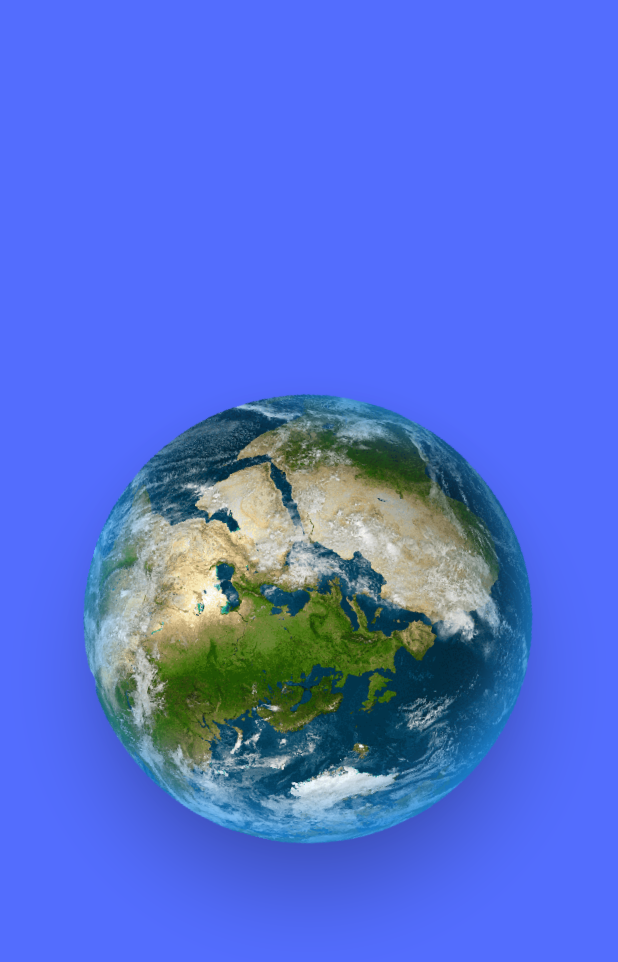
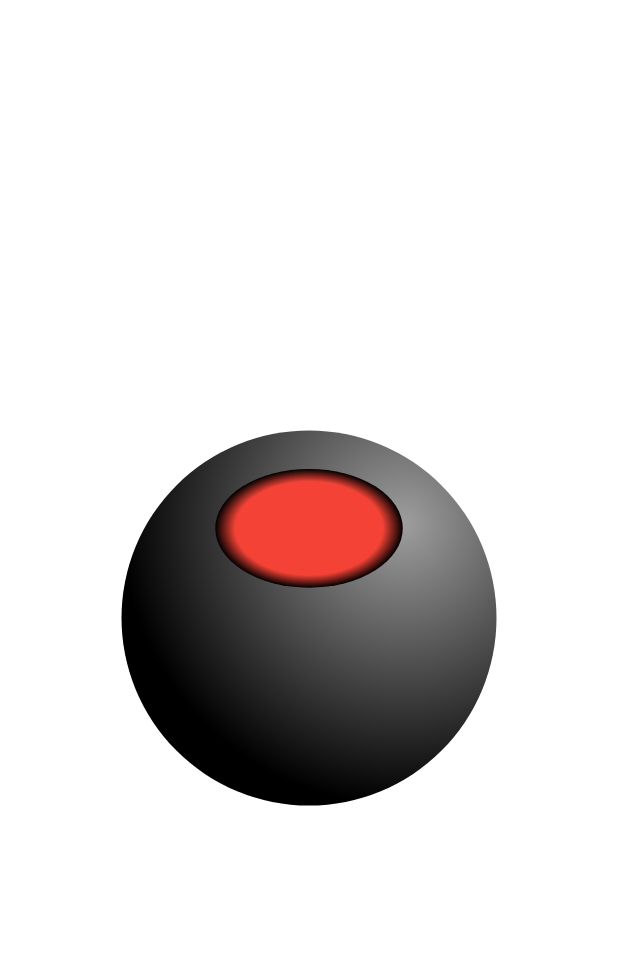
Before and after one commit to quangnd2203/flutter_financial_balance_app, a Flutter app: the screen it shows after launch, on a phone screen of 412 x 824 dp. Shown: the top 962 px of the screen. Run offline on Flutter 3.47's test engine with Material 2 defaults, Android fonts, the phone set to English and light mode, and no system bars; drawn by our look-alikes of overlay_support; our stand-ins replace connectivity_plus, device_info_plus, dio, firebase_analytics, firebase_auth, firebase_core and 8 more; missing offline and left inert: flutter_facebook_auth, twitter_login; accounts and stored records are empty.

Commit message:
no message

```diff
--- a/lib/app/ui/splash/splash_screen.dart
+++ b/lib/app/ui/splash/splash_screen.dart
@@ -1,64 +1,74 @@
-// ignore_for_file: use_key_in_widget_constructors, flutter_style_todos
-
-import 'package:flutter/cupertino.dart';
+// ignore_for_file: use_key_in_widget_constructors, flutter_style_todos, depend_on_referenced_packages
+import 'dart:math';
+import 'package:vector_math/vector_math_64.dart' as vector;
 import 'package:flutter/material.dart';
 import '../../../main.dart';
 import '../../constants/app_images.dart';
 import '../ui.dart';
+import '../widgets/ball/widget_ball.dart';
 import '../widgets/inner_shadow.dart';
 
 class SplashScreen extends BaseScreen<SplashController> {
   @override
   Widget? builder() {
     // TODO: implement builder
-    return Scaffold(
-      backgroundColor: Colors.indigoAccent,
+    return const Scaffold(
+      backgroundColor: Colors.white,
       body: Center(
-        child: RotationWidget(
-          child: PhysicalModel(
-            color: Colors.transparent,
-            elevation: 20,
-            borderRadius: BorderRadius.circular(999),
-            child: SizedBox(
-              width: 300,
-              height: 300,
-              child: InnerShadow(
-                blur: 20,
-                color: Colors.blue,
-                child: Image.asset(AppImages.png('earth')),
-              ),
-            ),
+        child: AnimationWidget(),
+      ),
+    );
+  }
+}
+
+class AnimationWidget extends StatefulWidget {
+  const AnimationWidget({Key? key}) : super(key: key);
+
+  @override
+  State<AnimationWidget> createState() => _AnimationWidgetState();
+}
+
+class _AnimationWidgetState extends State<AnimationWidget> with TickerProviderStateMixin {
+  late final AnimationController animationController;
+  late final Animation<double> animation;
+
+  Offset offset = Offset.zero;
+
+  @override
+  void initState() {
+    // TODO: implement initState
+    super.initState();
+    animationController = AnimationController(vsync: this, duration: const Duration(milliseconds: 700));
+    animation = Tween<double>(begin: pi, end: -pi).animate(animationController);
+    animationController.repeat();
+  }
+
+  @override
+  Widget build(BuildContext context) {
+    const Size size = Size(250, 250);
+    return Listener(
+      onPointerMove: (PointerMoveEvent e){
+        // setState(() {
+        //   // - 50 to center the container
+        //   offset = e.localPosition + Offset(50, 50);
+        // });
+        // print(e.localPosition);
+      },
+      onPointerDown: (PointerDownEvent e){
+        // print(e.position);
+      },
+      child: WidgetBall(
+        diameter: size.shortestSide,
+        lightSource: const Offset(0.5, -0.5),
+        child: Transform(
+          // origin: size.center(Offset(0, -125)),
+          alignment: Alignment(0, -0.7),
+          transform: Matrix4.identity()..scale(0.5)..rotate(vector.Vector3(1,0,0), 70),
+          child: const DCurved(
+            lightSource: Offset(0.5, -0.5),
           ),
         ),
       ),
     );
   }
 }
-
-class RotationWidget extends StatefulWidget {
-  const RotationWidget({Key? key, required this.child}) : super(key: key);
-  final Widget child;
-
-  @override
-  State<RotationWidget> createState() => _RotationWidgetState();
-}
-
-class _RotationWidgetState extends State<RotationWidget> with TickerProviderStateMixin {
-  late final AnimationController animationController;
-
-  @override
-  void initState() {
-    // TODO: implement initState
-    super.initState();
-    animationController = AnimationController(vsync: this, duration: const Duration(seconds: 5));
-    animationController.repeat();
-  }
-
-  @override
-  Widget build(BuildContext context) {
-    return RotationTransition(
-      turns: animationController,
-      child: widget.child,
-    );
-  }
-}
--- /dev/null
+++ b/lib/app/ui/widgets/ball/widget_ball.dart
@@ -0,0 +1,61 @@
+// ignore_for_file: library_private_types_in_public_api
+
+import 'package:flutter/material.dart';
+
+import '../../../constants/app_images.dart';
+import '../../../constants/app_text_styles.dart';
+import '../inner_shadow.dart';
+
+class WidgetBall extends StatefulWidget {
+  const WidgetBall({Key? key, required this.diameter, required this.lightSource, required this.child}) : super(key: key);
+  final double diameter;
+  final Offset lightSource;
+  final Widget child;
+
+  @override
+  _WidgetBallState createState() => _WidgetBallState();
+}
+
+class _WidgetBallState extends State<WidgetBall> {
+  @override
+  Widget build(BuildContext context) {
+    return Container(
+      width: widget.diameter,
+      height: widget.diameter,
+      decoration: BoxDecoration(
+        shape: BoxShape.circle,
+        gradient: RadialGradient(
+          center: Alignment(widget.lightSource.dx, widget.lightSource.dy),
+          radius: 0.75,
+          colors: <Color>[Colors.grey, Colors.black],
+        ),
+      ),
+      child: widget.child,
+    );
+  }
+}
+
+class DCurved extends StatefulWidget {
+  final Offset lightSource;
+  const DCurved({Key? key, required this.lightSource}) : super(key: key);
+
+  @override
+  State<DCurved> createState() => _DCurvedState();
+}
+
+class _DCurvedState extends State<DCurved> {
+  @override
+  Widget build(BuildContext context) {
+    final double innderShadowWidth = widget.lightSource.distance * 0.3;
+    return Container(
+      padding: const EdgeInsets.all(16),
+      decoration: BoxDecoration(
+        shape: BoxShape.circle,
+        gradient: RadialGradient(
+          stops: <double>[1 - innderShadowWidth, 1],
+          colors: <Color>[Colors.red, Colors.black],
+        ),
+      ),
+    );
+  }
+}
```
